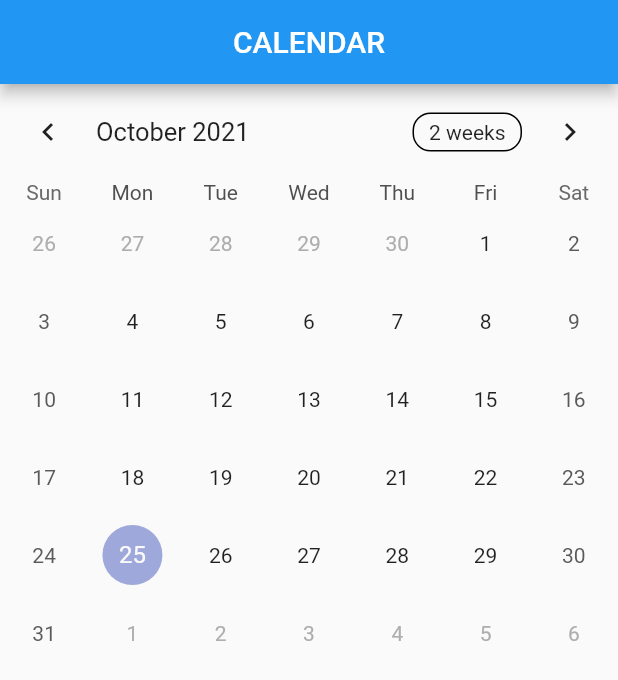
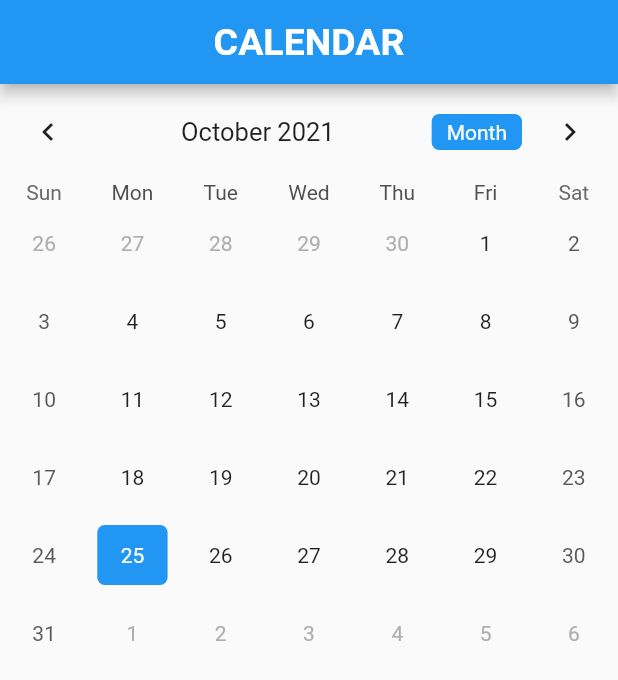
Before and after one commit to sanika30chandode/Noteit, a Flutter app: the screen it shows after launch, on a phone screen of 412 x 824 dp. Shown: the top 680 px of the screen. Run offline on Flutter 3.47's test engine with Material 2 defaults, Android fonts, the phone set to English and light mode, and no system bars; drawn by our look-alikes of table_calendar.

Commit message:
Calender Updated

```diff
--- a/calendar/lib/calendar.dart
+++ b/calendar/lib/calendar.dart
@@ -1,3 +1,5 @@
+import 'dart:ui';
+
 import 'package:flutter/cupertino.dart';
 import 'package:flutter/material.dart';
 import 'package:table_calendar/table_calendar.dart';
@@ -9,15 +11,19 @@ class Calendar extends StatefulWidget {
 
 class _CalendarState extends State<Calendar> {
   CalendarFormat format = CalendarFormat.month;
+  DateTime selectedDay = DateTime.now();
+  DateTime focusedDay = DateTime.now();
+
   @override
   Widget build(BuildContext context) {
     return Scaffold(
       appBar: AppBar(
         title: Text("CALENDAR"),
+        titleTextStyle: TextStyle(fontSize: 25, fontWeight: FontWeight.bold),
         centerTitle: true,
       ),
       body: TableCalendar(
-        focusedDay: DateTime.now(),
+        focusedDay: selectedDay,
         firstDay: DateTime(2000),
         lastDay: DateTime(2050),
         calendarFormat: format,
@@ -28,6 +34,42 @@ class _CalendarState extends State<Calendar> {
         },
         startingDayOfWeek: StartingDayOfWeek.sunday,
         daysOfWeekVisible: true,
+        onDaySelected: (DateTime selectDay, DateTime focusDay) {
+          setState(() {
+            selectedDay = selectDay;
+            focusedDay = focusDay;
+          });
+          print(focusedDay);
+        },
+        selectedDayPredicate: (DateTime date) {
+          return isSameDay(selectedDay, date);
+        },
+        calendarStyle: CalendarStyle(
+          isTodayHighlighted: true,
+          selectedDecoration: BoxDecoration(
+            color: Colors.blue,
+            shape: BoxShape.rectangle,
+            borderRadius: BorderRadius.circular(5.0),
+          ),
+          selectedTextStyle: TextStyle(color: Colors.white),
+          todayDecoration: BoxDecoration(
+            color: Colors.purpleAccent,
+            shape: BoxShape.rectangle,
+            borderRadius: BorderRadius.circular(5.0),
+          ),
+        ),
+        headerStyle: HeaderStyle(
+          formatButtonVisible: true,
+          titleCentered: true,
+          formatButtonShowsNext: false,
+          formatButtonDecoration: BoxDecoration(
+            color: Colors.blue,
+            borderRadius: BorderRadius.circular(5.0),
+          ),
+          formatButtonTextStyle: TextStyle(
+            color: Colors.white,
+          ),
+        ),
       ),
     );
   }
```
